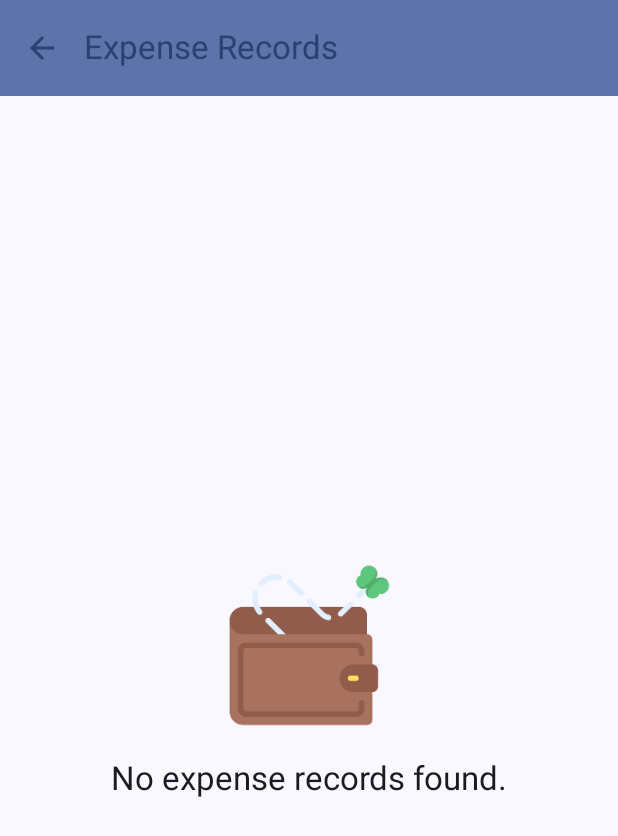
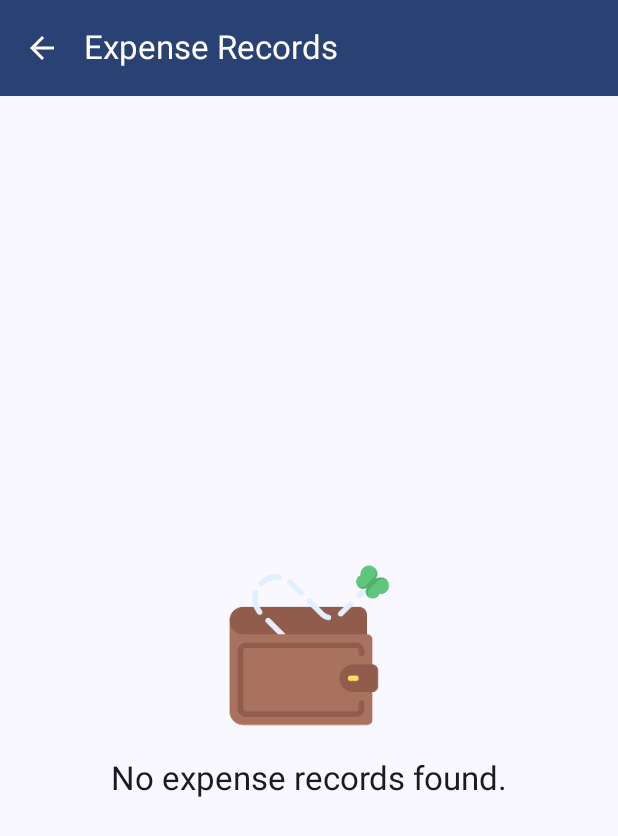
Before and after one commit to pinsensius/Assesment1_0138, an Android app built with Jetpack Compose: the ExpenseListScreen screen opened through its navigation route, on a phone screen of 412 x 824 dp. Shown: the top 836 px of the screen. Run offline under Robolectric (Android 15) with nearby library versions, the light colour scheme and no system bars.

Commit message:
Perubahan warna pada TopBar dan penambahan font weight

```diff
--- a/app/src/main/java/com/boido0138/asesment1_0138/ui/screen/AddExpense.kt
+++ b/app/src/main/java/com/boido0138/asesment1_0138/ui/screen/AddExpense.kt
@@ -44,14 +44,14 @@ fun AddExpenseScreen(navController: NavController) {
                         Icon(
                             imageVector = Icons.AutoMirrored.Filled.ArrowBack,
                             contentDescription = "Back",
-                            tint = MaterialTheme.colorScheme.primary
+                            tint = MaterialTheme.colorScheme.onPrimaryContainer
                         )
                     }
                 },
                 title = { Text(text = stringResource(id = R.string.app_name)) },
                 colors = TopAppBarDefaults.mediumTopAppBarColors(
-                    containerColor = MaterialTheme.colorScheme.primaryContainer,
-                    titleContentColor = MaterialTheme.colorScheme.primary
+                    containerColor = MaterialTheme.colorScheme.surfaceTint,
+                    titleContentColor = MaterialTheme.colorScheme.onPrimaryContainer
                 )
             )
         }
--- a/app/src/main/java/com/boido0138/asesment1_0138/ui/screen/AddIncome.kt
+++ b/app/src/main/java/com/boido0138/asesment1_0138/ui/screen/AddIncome.kt
@@ -46,7 +46,7 @@ fun AddIncomeScreen(navController: NavController){
                         Icon(
                             imageVector = Icons.AutoMirrored.Filled.ArrowBack,
                             contentDescription = "Back",
-                            tint = MaterialTheme.colorScheme.primary
+                            tint = MaterialTheme.colorScheme.onPrimaryContainer
                         )
                     }
                 },
@@ -56,8 +56,8 @@ fun AddIncomeScreen(navController: NavController){
                     )
                 },
                 colors = TopAppBarDefaults.mediumTopAppBarColors(
-                    containerColor = MaterialTheme.colorScheme.primaryContainer,
-                    titleContentColor = MaterialTheme.colorScheme.primary
+                    containerColor = MaterialTheme.colorScheme.surfaceTint,
+                    titleContentColor = MaterialTheme.colorScheme.onPrimaryContainer
                 )
             )
         }
--- a/app/src/main/java/com/boido0138/asesment1_0138/ui/screen/ExpenseList.kt
+++ b/app/src/main/java/com/boido0138/asesment1_0138/ui/screen/ExpenseList.kt
@@ -49,7 +49,7 @@ fun ExpenseListScreen(navController: NavController) {
                         Icon(
                             imageVector = Icons.AutoMirrored.Filled.ArrowBack,
                             contentDescription = "Back",
-                            tint = MaterialTheme.colorScheme.primary
+                            tint = MaterialTheme.colorScheme.onPrimaryContainer
                         )
                     }
                 },
@@ -57,8 +57,8 @@ fun ExpenseListScreen(navController: NavController) {
                     Text(text = stringResource(id = R.string.expense_list))
                 },
                 colors = TopAppBarDefaults.mediumTopAppBarColors(
-                    containerColor = MaterialTheme.colorScheme.primaryContainer,
-                    titleContentColor = MaterialTheme.colorScheme.primary
+                    containerColor = MaterialTheme.colorScheme.surfaceTint,
+                    titleContentColor = MaterialTheme.colorScheme.onPrimaryContainer
                 )
             )
         }
--- a/app/src/main/java/com/boido0138/asesment1_0138/ui/screen/HomeScreen.kt
+++ b/app/src/main/java/com/boido0138/asesment1_0138/ui/screen/HomeScreen.kt
@@ -37,6 +37,7 @@ import androidx.compose.ui.layout.ContentScale
 import androidx.compose.ui.platform.LocalContext
 import androidx.compose.ui.res.painterResource
 import androidx.compose.ui.res.stringResource
+import androidx.compose.ui.text.font.FontWeight
 import androidx.compose.ui.text.style.TextAlign
 import androidx.compose.ui.tooling.preview.Preview
 import androidx.compose.ui.unit.dp
@@ -61,12 +62,12 @@ fun HomeScreen(navController: NavController) {
                 title = {
                     Text(
                         text = stringResource(id = R.string.app_name),
-                        style = MaterialTheme.typography.titleLarge
+                        style = MaterialTheme.typography.titleLarge,
                     )
                 },
                 colors = TopAppBarDefaults.mediumTopAppBarColors(
-                    containerColor = MaterialTheme.colorScheme.primaryContainer,
-                    titleContentColor = MaterialTheme.colorScheme.primary
+                    containerColor = MaterialTheme.colorScheme.surfaceTint,
+                    titleContentColor = MaterialTheme.colorScheme.onPrimaryContainer
                 ),
                 actions = {
                     Box {
@@ -76,7 +77,7 @@ fun HomeScreen(navController: NavController) {
                             Icon(
                                 imageVector = Icons.AutoMirrored.Outlined.List,
                                 contentDescription = "List",
-                                tint = MaterialTheme.colorScheme.primary
+                                tint = MaterialTheme.colorScheme.onPrimaryContainer
                             )
                         }
 
@@ -155,6 +156,7 @@ fun HomeScreenContent(modifier: Modifier = Modifier,navController: NavController
             text = stringResource(id = R.string.money_total, formatSumValues(totalMoney)),
             style = MaterialTheme.typography.headlineSmall,
             textAlign = TextAlign.Center,
+            fontWeight = FontWeight.SemiBold,
             modifier = Modifier.padding(top = 12.dp, bottom = 32.dp)
 
         )
--- a/app/src/main/java/com/boido0138/asesment1_0138/ui/screen/IncomeList.kt
+++ b/app/src/main/java/com/boido0138/asesment1_0138/ui/screen/IncomeList.kt
@@ -50,7 +50,7 @@ fun IncomeListScreen(navController: NavController) {
                         Icon(
                             imageVector = Icons.AutoMirrored.Filled.ArrowBack,
                             contentDescription = "Back",
-                            tint = MaterialTheme.colorScheme.primary
+                            tint = MaterialTheme.colorScheme.onPrimaryContainer
                         )
                     }
                 },
@@ -58,8 +58,8 @@ fun IncomeListScreen(navController: NavController) {
                     Text(text = stringResource(id = R.string.income_list))
                 },
                 colors = TopAppBarDefaults.mediumTopAppBarColors(
-                    containerColor = MaterialTheme.colorScheme.primaryContainer,
-                    titleContentColor = MaterialTheme.colorScheme.primary
+                    containerColor = MaterialTheme.colorScheme.surfaceTint,
+                    titleContentColor = MaterialTheme.colorScheme.onPrimaryContainer
                 )
             )
         }
```
